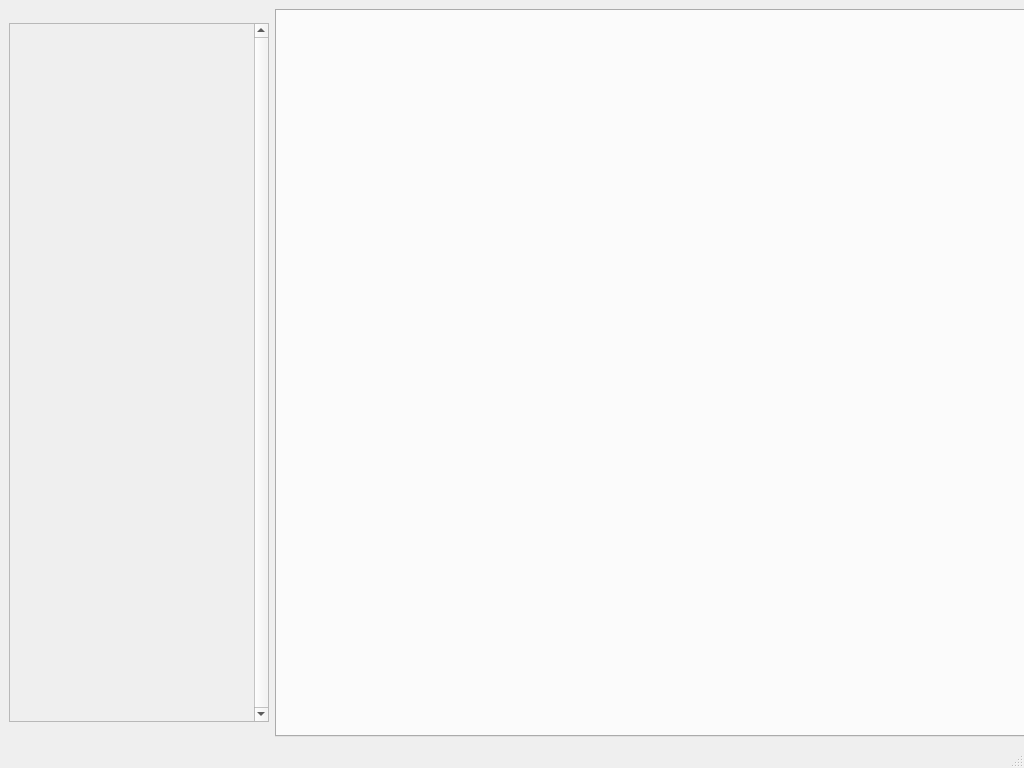
First picture: the form in mainwindow.ui, repository jh280722/Resume_Resum, before the edit.
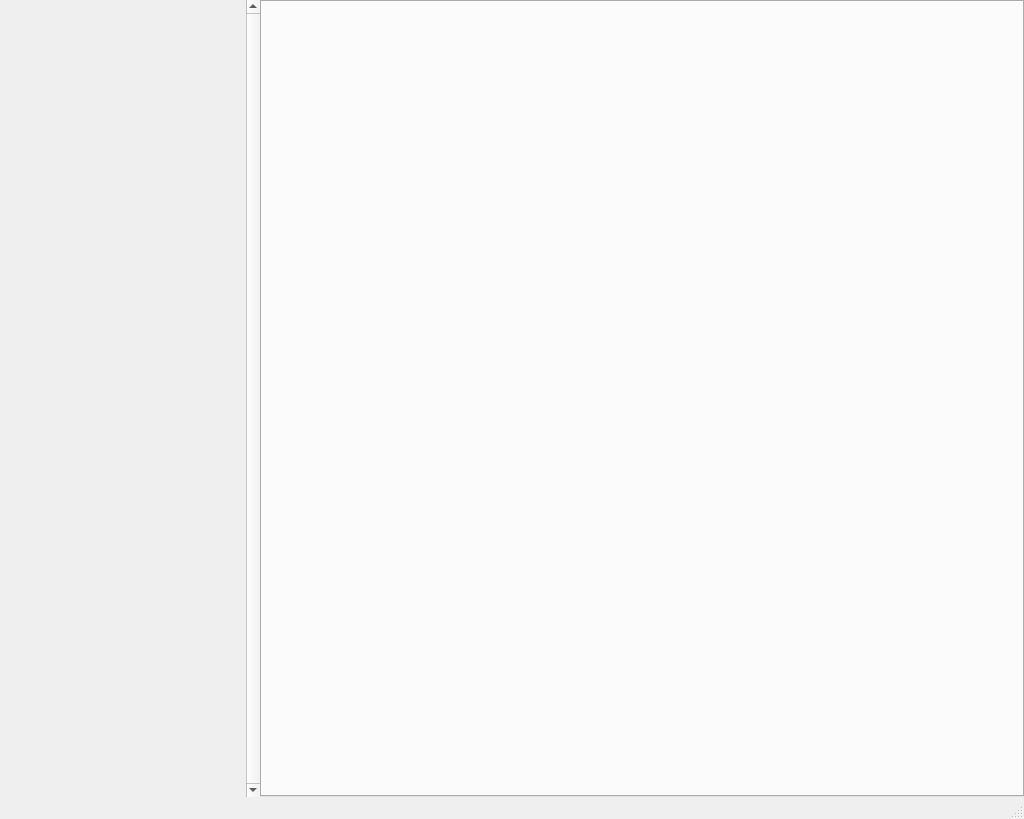
Second picture: the form after the edit.

```diff
--- a/mainwindow.ui
+++ b/mainwindow.ui
@@ -7,7 +7,7 @@
     <x>0</x>
     <y>0</y>
     <width>1024</width>
-    <height>768</height>
+    <height>819</height>
    </rect>
   </property>
   <property name="minimumSize">
@@ -20,21 +20,59 @@
    <string>ReRe</string>
   </property>
   <widget class="QWidget" name="centralwidget">
+   <property name="minimumSize">
+    <size>
+     <width>1024</width>
+     <height>768</height>
+    </size>
+   </property>
+   <layout class="QGridLayout" name="gridLayout">
+    <property name="leftMargin">
+     <number>0</number>
+    </property>
+    <property name="topMargin">
+     <number>0</number>
+    </property>
+    <property name="rightMargin">
+     <number>0</number>
+    </property>
+    <property name="bottomMargin">
+     <number>0</number>
+    </property>
+    <property name="spacing">
+     <number>0</number>
+    </property>
+    <item row="0" column="0">
    <layout class="QHBoxLayout" name="horizontalLayout">
+      <property name="spacing">
+       <number>0</number>
+      </property>
     <item>
      <widget class="QScrollArea" name="srtArea">
+        <property name="enabled">
+         <bool>true</bool>
+        </property>
+        <property name="sizePolicy">
+         <sizepolicy hsizetype="Expanding" vsizetype="Expanding">
+          <horstretch>0</horstretch>
+          <verstretch>0</verstretch>
+         </sizepolicy>
+        </property>
       <property name="minimumSize">
        <size>
         <width>260</width>
-        <height>0</height>
+          <height>742</height>
        </size>
       </property>
       <property name="maximumSize">
        <size>
         <width>260</width>
-        <height>699</height>
-       </size>
-      </property>
+          <height>16777215</height>
+         </size>
+        </property>
+        <property name="frameShape">
+         <enum>QFrame::NoFrame</enum>
+        </property>
       <property name="verticalScrollBarPolicy">
        <enum>Qt::ScrollBarAlwaysOn</enum>
       </property>
@@ -49,8 +87,8 @@
         <rect>
          <x>0</x>
          <y>0</y>
-         <width>237</width>
-         <height>697</height>
+           <width>239</width>
+           <height>766</height>
         </rect>
        </property>
       </widget>
@@ -60,7 +98,7 @@
      <widget class="QTabWidget" name="docTab">
       <property name="minimumSize">
        <size>
-        <width>800</width>
+          <width>600</width>
         <height>700</height>
        </size>
       </property>
@@ -92,6 +130,8 @@
        <bool>true</bool>
       </property>
      </widget>
+      </item>
+     </layout>
     </item>
    </layout>
   </widget>
```
Lines whose indentation alone changed are shown as unchanged.
